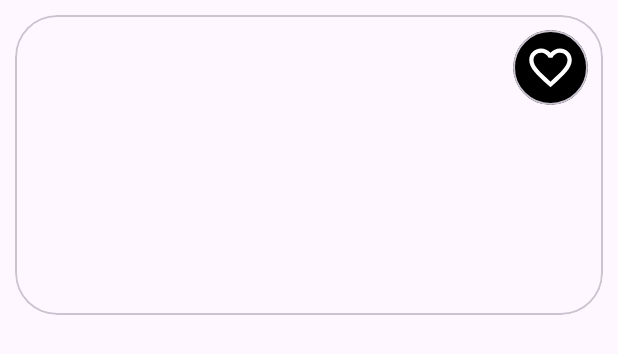
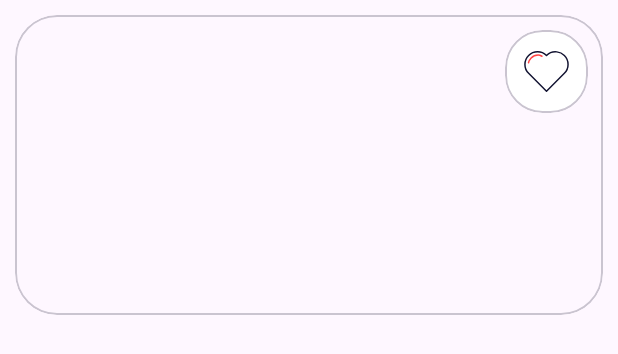
Before and after one commit to mohand3del/Recipe-App-ITI, an Android app: the layout item_favourite.xml on its own in the app's theme, with its tools: preview values and no code run, on a phone screen of 412 x 824 dp. Shown: the top 354 px of the screen. Run offline under Robolectric (Android 15) with nearby library versions, the phone set to English and light mode, and no system bars.

Commit message:
changed the favourite icons

```diff
--- a/app/src/main/res/layout/item_favourite.xml
+++ b/app/src/main/res/layout/item_favourite.xml
@@ -28,23 +28,23 @@
 
 
     <com.google.android.material.card.MaterialCardView
-        android:layout_width="50dp"
-        android:layout_height="50dp"
-        app:layout_constraintTop_toTopOf="@id/imageCardView"
-        app:layout_constraintEnd_toEndOf="@id/imageCardView"
+        android:layout_width="wrap_content"
+        android:layout_height="wrap_content"
         android:layout_marginTop="10dp"
         android:layout_marginEnd="10dp"
+        app:cardBackgroundColor="@color/white"
         app:cardCornerRadius="25dp"
-        app:cardBackgroundColor="@color/black">
+        app:layout_constraintEnd_toEndOf="@id/imageCardView"
+        app:layout_constraintTop_toTopOf="@id/imageCardView">
 
         <ImageView
             android:id="@+id/btn_loveH"
-            android:layout_width="match_parent"
-            android:layout_height="match_parent"
-            android:layout_margin="8dp"
-            android:src="@drawable/baseline_favorite_border_24"
+            android:layout_width="35dp"
+            android:layout_height="35dp"
+            android:layout_margin="10dp"
             android:clickable="true"
-            android:focusable="true"/>
+            android:focusable="true"
+            android:src="@drawable/love_icon_light" />
     </com.google.android.material.card.MaterialCardView>
 
 
--- a/app/src/main/res/layout/item_rv_second_view_of_meals.xml
+++ b/app/src/main/res/layout/item_rv_second_view_of_meals.xml
@@ -37,8 +37,8 @@
 
         <ImageView
             android:id="@+id/btn_love"
-            android:layout_width="40dp"
-            android:layout_height="40dp"
+            android:layout_width="35dp"
+            android:layout_height="35dp"
             android:layout_margin="10dp"
             android:clickable="true"
             android:focusable="true"
```
Also changed, not shown: app/src/main/res/layout/fragment_favourite.xml (+4 -3 lines).
